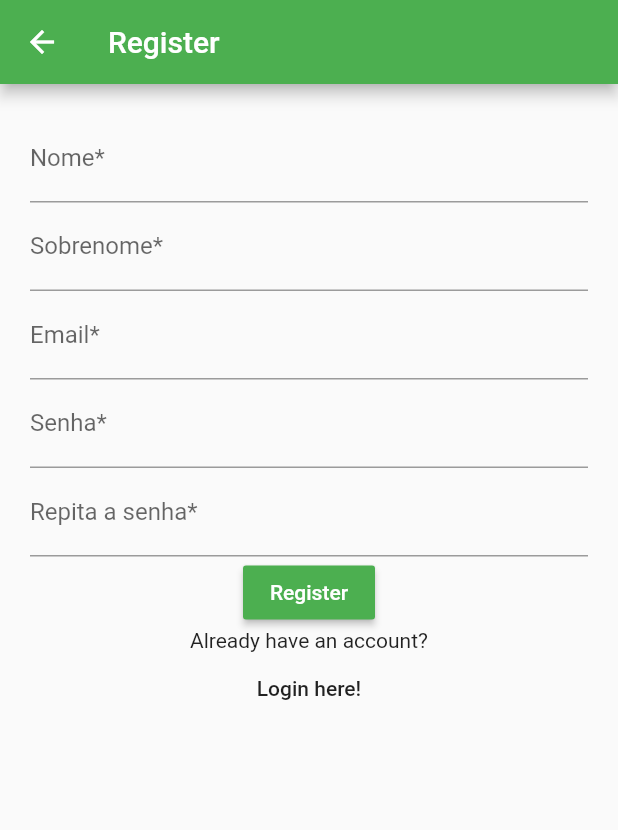
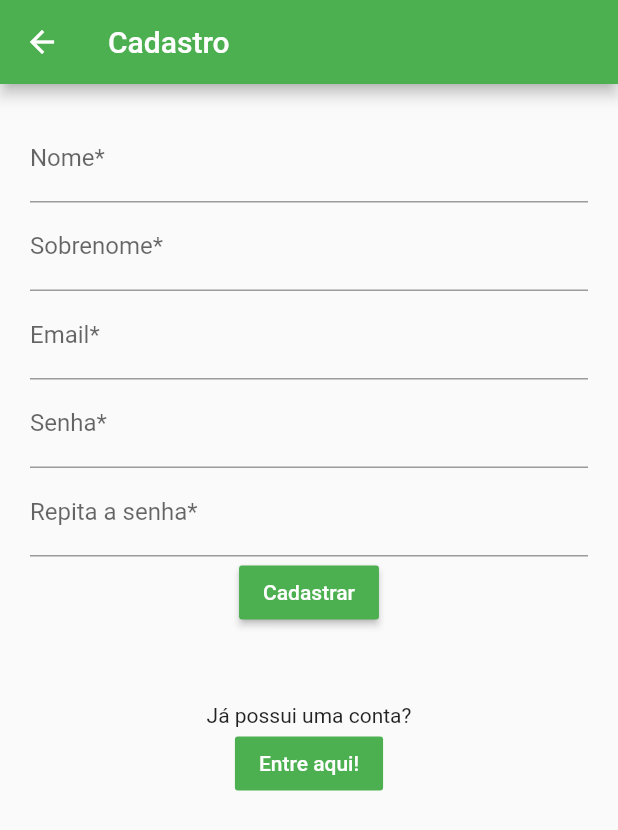
Before and after one commit to Angelo-Diniz/pwa_helloWord, a Flutter app: the screen it shows after launch, after a tap on "Login", after a tap on "Cadastre-se aqui!", on a phone screen of 412 x 824 dp. Shown: the top 830 px of the screen. Run offline on Flutter 3.47's test engine with Material 2 defaults, Android fonts, the phone set to English and light mode, and no system bars; our stand-ins replace cloud_firestore, firebase_auth; accounts and stored records are empty.

Commit message:
Corrigindo nomenclaturas

```diff
--- a/lib/main.dart
+++ b/lib/main.dart
@@ -12,7 +12,7 @@ class MyApp extends StatelessWidget {
   @override
   Widget build(BuildContext context) {
     return MaterialApp(
-        title: 'Flutter Demo',
+        title: 'Gym City',
         theme: ThemeData(
           primarySwatch: Colors.green,
         ),
--- a/lib/register.dart
+++ b/lib/register.dart
@@ -51,7 +51,7 @@ class _RegisterPageState extends State<RegisterPage> {
   Widget build(BuildContext context) {
     return Scaffold(
       appBar: AppBar(
-        title: Text("Register"),
+        title: Text("Cadastro"),
       ),
       body: Container(
         padding: const EdgeInsets.all(20.0),
@@ -104,7 +104,7 @@ class _RegisterPageState extends State<RegisterPage> {
                   validator: pwdValidator,
                 ),
                 RaisedButton(
-                  child: Text("Register"),
+                  child: Text("Cadastrar"),
                   color: Theme.of(context).primaryColor,
                   textColor: Colors.white,
                   onPressed: () {
@@ -168,9 +168,18 @@ class _RegisterPageState extends State<RegisterPage> {
                     }
                   },
                 ),
-                Text("Already have an account?"),
+                SizedBox(
+                  height: 50,
+                ),
+                Text("Já possui uma conta?"),
                 FlatButton(
-                  child: Text("Login here!"),
+                  color: Theme.of(context).primaryColor,
+                  child: Text(
+                    "Entre aqui!",
+                    style: TextStyle(
+                      color: Colors.white,
+                    ),
+                  ),
                   onPressed: () {
                     Navigator.pop(context);
                   },
```
